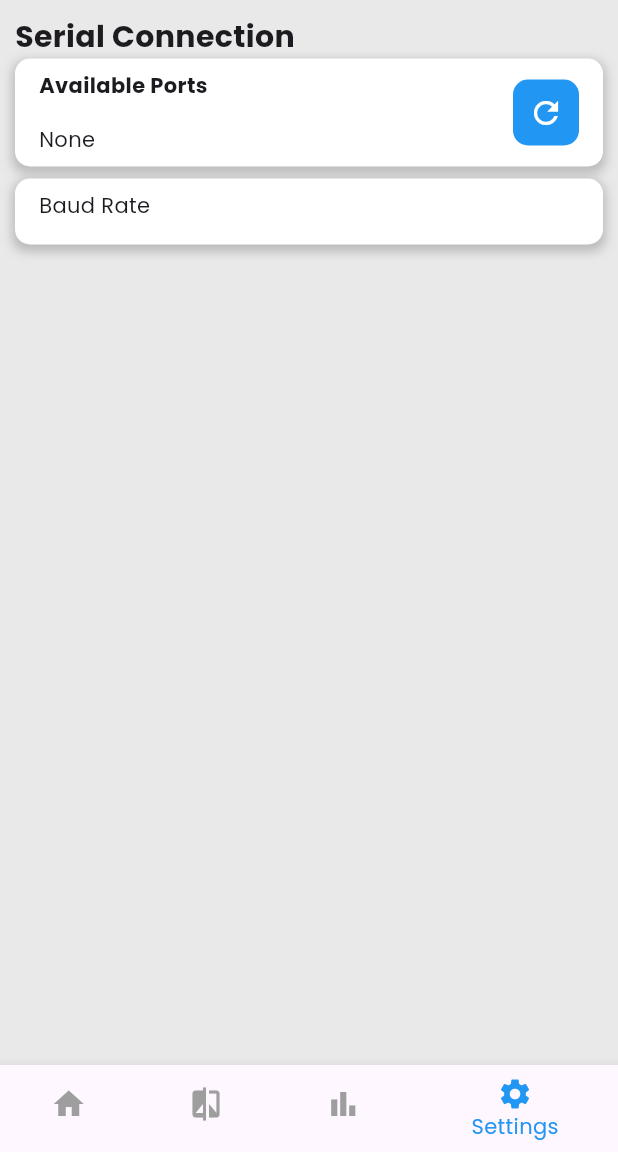
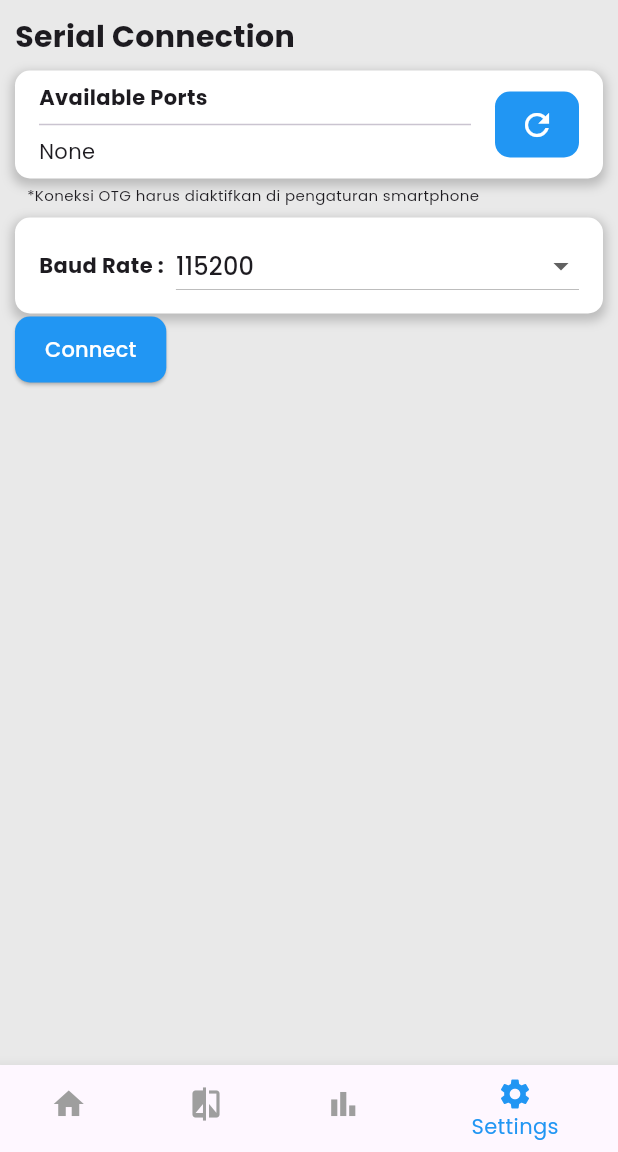
Before and after one commit to callahamZ/mySpectrum, a Flutter app: the screen it shows after launch, item 4 of the bottom bar chosen, on a phone screen of 412 x 824 dp, the part 84-1236 px from its top. Run offline on Flutter 3.47's test engine with Material 3 defaults, Android fonts, the phone set to English and light mode, and no system bars; our stand-ins replace firebase_core, firebase_database, fl_chart; missing offline and left inert: usb_serial; accounts and stored records are empty.

Commit message:
proper connect button

```diff
--- a/lib/pages/settings.dart
+++ b/lib/pages/settings.dart
@@ -11,7 +11,9 @@ class SettingsPage extends StatefulWidget {
 
 class _SettingsPageState extends State<SettingsPage> {
   late Future<List<UsbDevice>> _serialPortListFuture;
-  UsbPort? _serialPort; // Store the opened port
+  UsbPort? _serialPort;
+  String? _selectedBaudRate = '115200';
+  final List<String> _baudRates = ['9600', '115200', '19200'];
 
   @override
   void initState() {
@@ -48,12 +50,15 @@ class _SettingsPageState extends State<SettingsPage> {
       await _serialPort!.setDTR(true);
       await _serialPort!.setRTS(true);
 
+      if (_serialPort != null && _selectedBaudRate != null) {
+        int baudRate = int.parse(_selectedBaudRate!);
         _serialPort!.setPortParameters(
-        115200,
+          baudRate,
           UsbPort.DATABITS_8,
           UsbPort.STOPBITS_1,
           UsbPort.PARITY_NONE,
         );
+      }
 
       // Listen for incoming data (optional)
       _serialPort!.inputStream?.listen((Uint8List event) {
@@ -68,25 +73,6 @@ class _SettingsPageState extends State<SettingsPage> {
       ScaffoldMessenger.of(
         context,
       ).showSnackBar(SnackBar(content: Text('Error connecting: $e')));
-    }
-  }
-
-  Future<void> _sendData(Uint8List data) async {
-    if (_serialPort == null) {
-      ScaffoldMessenger.of(
-        context,
-      ).showSnackBar(const SnackBar(content: Text('Serial port is not open.')));
-      return;
-    }
-    try {
-      await _serialPort!.write(data);
-      ScaffoldMessenger.of(
-        context,
-      ).showSnackBar(const SnackBar(content: Text('Data sent.')));
-    } catch (e) {
-      ScaffoldMessenger.of(
-        context,
-      ).showSnackBar(SnackBar(content: Text('Error sending data: $e')));
     }
   }
 
@@ -108,7 +94,11 @@ class _SettingsPageState extends State<SettingsPage> {
                 Expanded(
                   flex: 4,
                   child: Container(
-                    padding: const EdgeInsets.symmetric(horizontal: 16, vertical: 8),
+                    margin: EdgeInsets.only(top: 8),
+                    padding: const EdgeInsets.symmetric(
+                      horizontal: 16,
+                      vertical: 8,
+                    ),
                     decoration: BoxDecoration(
                       color: Colors.white,
                       borderRadius: BorderRadius.circular(10.0),
@@ -123,28 +113,33 @@ class _SettingsPageState extends State<SettingsPage> {
                     ),
                     child: Row(
                       crossAxisAlignment: CrossAxisAlignment.center,
-                      mainAxisAlignment: MainAxisAlignment.spaceBetween,
+                      mainAxisAlignment: MainAxisAlignment.start,
                       children: [
-                        Column(
+                        Expanded(
+                          flex: 8,
+                          child: Column(
                             crossAxisAlignment: CrossAxisAlignment.start,
                             children: [
                               const Text(
                                 "Available Ports",
                                 style: TextStyle(fontWeight: FontWeight.bold),
                               ),
-                            new Divider(thickness: 2,),
+                              Divider(),
                               FutureBuilder<List<UsbDevice>>(
                                 future: _serialPortListFuture,
                                 builder: (context, snapshot) {
-                                if (snapshot.connectionState == ConnectionState.waiting) {
+                                  if (snapshot.connectionState ==
+                                      ConnectionState.waiting) {
                                     return const Text("Loading...");
                                   } else if (snapshot.hasError) {
                                     return Text('Error: ${snapshot.error}');
-                                } else if (snapshot.hasData && snapshot.data!.isNotEmpty) {
+                                  } else if (snapshot.hasData &&
+                                      snapshot.data!.isNotEmpty) {
                                     final serialPortList = snapshot.data!;
                                     final device = serialPortList[0];
                                     return Column(
-                                    crossAxisAlignment: CrossAxisAlignment.start,
+                                      crossAxisAlignment:
+                                          CrossAxisAlignment.start,
                                       children: [
                                         Text(device.productName ?? "unknown"),
                                         Text("--> ${device.deviceName}"),
@@ -157,19 +152,29 @@ class _SettingsPageState extends State<SettingsPage> {
                               ),
                             ],
                           ),
-                        GestureDetector(
+                        ),
+                        Expanded(
+                          flex: 2,
+                          child: GestureDetector(
                             onTap: _refreshSerialPortList,
                             child: LayoutBuilder(
                               builder: (context, constraints) {
                                 return Container(
                                   padding: const EdgeInsets.all(10),
+                                  margin: EdgeInsets.only(left: 16),
                                   decoration: BoxDecoration(
                                     color: Colors.blue,
                                     borderRadius: BorderRadius.circular(10),
                                   ),
-                                child: const Center(child: Icon(Icons.refresh, color: Colors.white)),
+                                  child: const Center(
+                                    child: Icon(
+                                      Icons.refresh,
+                                      color: Colors.white,
+                                    ),
+                                  ),
                                 );
                               },
+                            ),
                           ),
                         ),
                       ],
@@ -178,9 +183,18 @@ class _SettingsPageState extends State<SettingsPage> {
                 ),
               ],
             ),
+
+            Container(
+              margin: EdgeInsets.only(left: 8, top: 4),
+              child: Text(
+                "*Koneksi OTG harus diaktifkan di pengaturan smartphone",
+                style: TextStyle(fontSize: 10),
+              ),
+            ),
+
             Container(
               margin: const EdgeInsets.only(top: 8),
-              padding: const EdgeInsets.only(top: 8, bottom: 16, left: 16, right: 16),
+              padding: const EdgeInsets.symmetric(horizontal: 16, vertical: 8),
               width: double.infinity,
               decoration: BoxDecoration(
                 color: Colors.white,
@@ -194,9 +208,51 @@ class _SettingsPageState extends State<SettingsPage> {
                   ),
                 ],
               ),
-              child: const Text("Baud Rate"),
+              child: Row(
+                children: [
+                  Text(
+                    "Baud Rate :",
+                    style: TextStyle(fontWeight: FontWeight.bold),
                   ),
-            const SizedBox(height: 100),
+                  SizedBox(width: 8),
+                  Expanded(
+                    child: DropdownButton<String>(
+                      value: _selectedBaudRate,
+                      isExpanded: true,
+                      items:
+                          _baudRates.map((String value) {
+                            return DropdownMenuItem<String>(
+                              value: value,
+                              child: Text(value),
+                            );
+                          }).toList(),
+                      onChanged: (String? newValue) {
+                        setState(() {
+                          _selectedBaudRate = newValue!;
+                        });
+                      },
+                      hint: const Text("Select Baud Rate"),
+                    ),
+                  ),
+                ],
+              ),
+            ),
+
+            ElevatedButton(
+              onPressed: _connectToSerial,
+              style: ElevatedButton.styleFrom(
+                backgroundColor: Colors.blue,
+                foregroundColor: Colors.white, // Background color
+                shape: RoundedRectangleBorder(
+                  borderRadius: BorderRadius.circular(10.0), // Border radius
+                ),
+                padding: const EdgeInsets.symmetric(
+                  horizontal: 20,
+                  vertical: 12,
+                ),
+              ),
+              child: Text("Connect", style: TextStyle(color: Colors.white)),
+            ),
           ],
         ),
       ),
```
Lines whose indentation alone changed are shown as unchanged.
